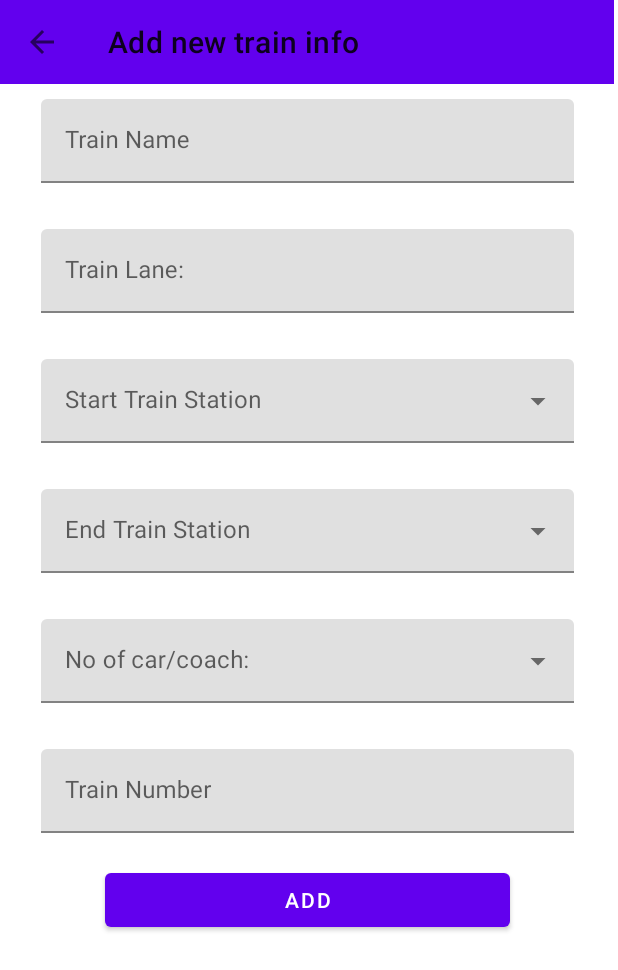
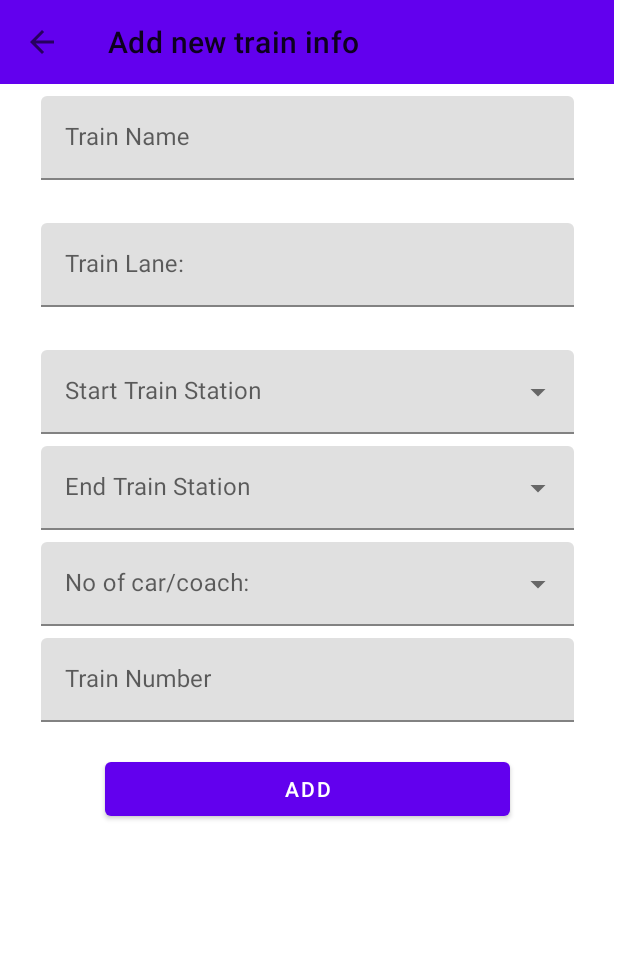
Before and after one commit to DanTheT/RailwayReservation, an Android app: the AddNewInfoFragment screen opened through its navigation route, after a tap on "ADD", on a phone screen of 412 x 824 dp. Shown: the top 970 px of the screen. Run offline under Robolectric (Android 15) with nearby library versions, the phone set to English and light mode, and no system bars; our stand-ins replace Firebase (no records; nobody signed in at launch, a user with empty details on screens opened directly).

Commit message:
Committed new adjustments

```diff
--- a/app/src/main/java/com/example/railwayreservation/admin/trainInfo/addTrain/AddNewInfoFragment.kt
+++ b/app/src/main/java/com/example/railwayreservation/admin/trainInfo/addTrain/AddNewInfoFragment.kt
@@ -23,7 +23,6 @@ class AddNewInfoFragment : Fragment() {
     private var _binding: FragmentAddNewInfoBinding? = null
     private val binding get() = _binding!!
     private lateinit var navController: NavController
-    private lateinit var trainDatabase: DatabaseReference
     private lateinit var addViewModel: AddNewInfoViewModel
 
     override fun onCreate(savedInstanceState: Bundle?) {
@@ -85,13 +84,14 @@ class AddNewInfoFragment : Fragment() {
         val trainEnd = binding.textFieldEndStation.text.toString()
         val trainCoach = binding.textFieldNumberCoach.text.toString()
         val trainNumber = binding.textFieldTrainNumber.text.toString()
+        val trainStatus = "Active"
 
         val trainInfo = TrainInfo(
-            trainName, trainLine, trainCoach, trainNumber, trainEnd, trainStart
+            trainName, trainLine, trainCoach, trainNumber, trainEnd, trainStart, trainStatus
         )
 
         val successMsg = "Successfully added new train $trainName"
-        val errorMsg = "Failed to set data"
+        val errorMsg = "Failed to set data $trainName"
 
         try {
             addViewModel.setDatabaseReference(trainName, trainInfo)
--- a/app/src/main/java/com/example/railwayreservation/admin/trainInfo/data/BriefInfoData.kt
+++ b/app/src/main/java/com/example/railwayreservation/admin/trainInfo/data/BriefInfoData.kt
@@ -6,5 +6,6 @@ data class BriefInfoData(
     val startStation: String = "",
     val endStation: String = "",
     val car: String = "",
-    val trainNum: String = ""
+    val trainNum: String = "",
+    val status: String = ""
 )
--- a/app/src/main/java/com/example/railwayreservation/admin/trainInfo/data/TrainInfo.kt
+++ b/app/src/main/java/com/example/railwayreservation/admin/trainInfo/data/TrainInfo.kt
@@ -7,4 +7,5 @@ data class TrainInfo(
     val trainNum: String = "",
     val endStation: String = "",
     val startStation: String = "",
+    val status: String = "",
 )
--- a/app/src/main/res/layout/fragment_add_new_info.xml
+++ b/app/src/main/res/layout/fragment_add_new_info.xml
@@ -1,7 +1,7 @@
 <?xml version="1.0" encoding="utf-8"?>
 <androidx.constraintlayout.widget.ConstraintLayout xmlns:android="http://schemas.android.com/apk/res/android"
+    xmlns:app="http://schemas.android.com/apk/res-auto"
     xmlns:tools="http://schemas.android.com/tools"
-    xmlns:app="http://schemas.android.com/apk/res-auto"
     android:id="@+id/frameLayout"
     android:layout_width="match_parent"
     android:layout_height="match_parent"
@@ -33,11 +33,11 @@
         android:id="@+id/trainNameLayout"
         android:layout_width="355dp"
         android:layout_height="wrap_content"
-        app:layout_constraintStart_toStartOf="parent"
-        app:layout_constraintEnd_toEndOf="parent"
-        android:layout_marginTop="10dp"
+        android:layout_marginTop="8dp"
         android:hint="@string/train_name_text"
         app:errorEnabled="true"
+        app:layout_constraintEnd_toEndOf="parent"
+        app:layout_constraintStart_toStartOf="parent"
         app:layout_constraintTop_toBottomOf="@+id/topBarLayout"
         app:suffixText="@string/addSuffixTrainTxt">
 
@@ -51,12 +51,12 @@
     <com.google.android.material.textfield.TextInputLayout
         android:id="@+id/trainLineLayout"
         android:layout_width="355dp"
-        app:layout_constraintStart_toStartOf="parent"
-        app:layout_constraintEnd_toEndOf="parent"
         android:layout_height="wrap_content"
-        android:layout_marginTop="10dp"
+        android:layout_marginTop="8dp"
         android:hint="@string/lane_text"
         app:errorEnabled="true"
+        app:layout_constraintEnd_toEndOf="parent"
+        app:layout_constraintStart_toStartOf="parent"
         app:layout_constraintTop_toBottomOf="@+id/trainNameLayout">
 
         <com.google.android.material.textfield.TextInputEditText
@@ -70,12 +70,11 @@
         android:id="@+id/startStationLayout"
         style="@style/Widget.MaterialComponents.TextInputLayout.FilledBox.ExposedDropdownMenu"
         android:layout_width="355dp"
+        android:layout_height="wrap_content"
+        android:layout_marginTop="8dp"
+        android:hint="@string/stationStart_text"
+        app:layout_constraintEnd_toEndOf="parent"
         app:layout_constraintStart_toStartOf="parent"
-        app:layout_constraintEnd_toEndOf="parent"
-        android:layout_height="wrap_content"
-        android:layout_marginTop="10dp"
-        android:hint="@string/stationStart_text"
-        app:errorEnabled="true"
         app:layout_constraintTop_toBottomOf="@+id/trainLineLayout">
 
         <AutoCompleteTextView
@@ -90,12 +89,11 @@
         android:id="@+id/endStationLayout"
         style="@style/Widget.MaterialComponents.TextInputLayout.FilledBox.ExposedDropdownMenu"
         android:layout_width="355dp"
+        android:layout_height="wrap_content"
+        android:layout_marginTop="8dp"
+        android:hint="@string/stationEnd_text"
+        app:layout_constraintEnd_toEndOf="parent"
         app:layout_constraintStart_toStartOf="parent"
-        app:layout_constraintEnd_toEndOf="parent"
-        android:layout_height="wrap_content"
-        android:layout_marginTop="10dp"
-        android:hint="@string/stationEnd_text"
-        app:errorEnabled="true"
         app:layout_constraintTop_toBottomOf="@+id/startStationLayout">
 
         <AutoCompleteTextView
@@ -110,12 +108,11 @@
         android:id="@+id/numberCoachLayout"
         style="@style/Widget.MaterialComponents.TextInputLayout.FilledBox.ExposedDropdownMenu"
         android:layout_width="355dp"
+        android:layout_height="wrap_content"
+        android:layout_marginTop="8dp"
+        android:hint="@string/numOfCoachText"
+        app:layout_constraintEnd_toEndOf="parent"
         app:layout_constraintStart_toStartOf="parent"
-        app:layout_constraintEnd_toEndOf="parent"
-        android:layout_height="wrap_content"
-        android:layout_marginTop="10dp"
-        android:hint="@string/numOfCoachText"
-        app:errorEnabled="true"
         app:layout_constraintTop_toBottomOf="@+id/endStationLayout">
 
         <AutoCompleteTextView
@@ -128,13 +125,13 @@
 
     <com.google.android.material.textfield.TextInputLayout
         android:id="@+id/trainNumberLayout"
-        app:layout_constraintStart_toStartOf="parent"
-        app:layout_constraintEnd_toEndOf="parent"
         android:layout_width="355dp"
         android:layout_height="wrap_content"
-        android:layout_marginTop="10dp"
+        android:layout_marginTop="8dp"
         android:hint="@string/addTrainNoText"
         app:errorEnabled="true"
+        app:layout_constraintEnd_toEndOf="parent"
+        app:layout_constraintStart_toStartOf="parent"
         app:layout_constraintTop_toBottomOf="@+id/numberCoachLayout">
 
         <com.google.android.material.textfield.TextInputEditText
@@ -150,8 +147,8 @@
         android:layout_width="270dp"
         android:layout_height="wrap_content"
         android:minHeight="48dp"
+        android:text="Add"
+        app:layout_constraintEnd_toEndOf="parent"
         app:layout_constraintStart_toStartOf="parent"
-        app:layout_constraintEnd_toEndOf="parent"
-        app:layout_constraintTop_toBottomOf="@+id/trainNumberLayout"
-        android:text="Add"/>
+        app:layout_constraintTop_toBottomOf="@+id/trainNumberLayout" />
 </androidx.constraintlayout.widget.ConstraintLayout>
--- a/app/src/main/res/values/strings.xml
+++ b/app/src/main/res/values/strings.xml
@@ -83,6 +83,7 @@
     <string name="addTrainInfoEndStationCD">End at where</string>
     <string name="addTrainNoText">Train Number</string>
     <string name="addTrainNoHint">E.g. 10</string>
+    <string name="addTrainStatusCD">Status</string>
 
     <string-array name="numOfTrainCoaches">
         <item>3 Coaches</item>
@@ -101,6 +102,11 @@
     <string-array name="lane_items">
         <item>Standard Lane</item>
         <item>Express Lane</item>
+    </string-array>
+
+    <string-array name="status_items">
+        <item>Active</item>
+        <item>Deactivate</item>
     </string-array>
 
     //Train Schedule
```
Also changed, not shown: app/src/main/java/com/example/railwayreservation/admin/trainInfo/checkTrain/OverallTrainInfoFragment.kt (+23 -2 lines), app/src/main/java/com/example/railwayreservation/admin/trainInfo/checkTrain/TrainInfoAdapter.kt (+12 -1 lines), app/src/main/res/layout/fragment_btm_sheet.xml (added, +41 -0 lines), app/src/main/res/layout/list_info.xml (+12 -6 lines).
